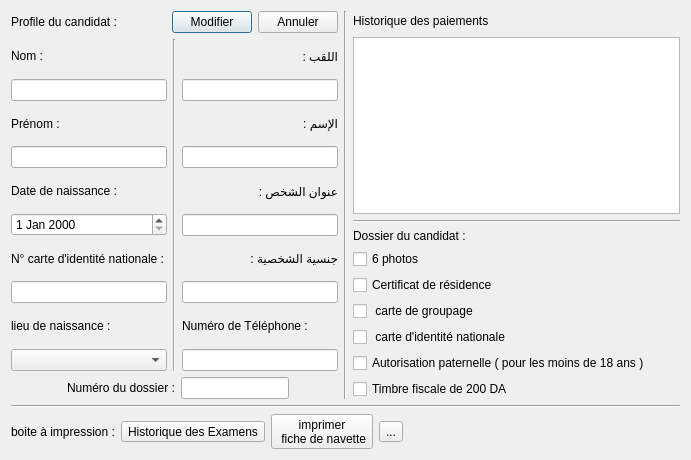
Before: the Qt Designer form Auto_Ecole/candidat/profilcandidat.ui in AmineHouari98/auto_Ecole, drawn with Qt 5.
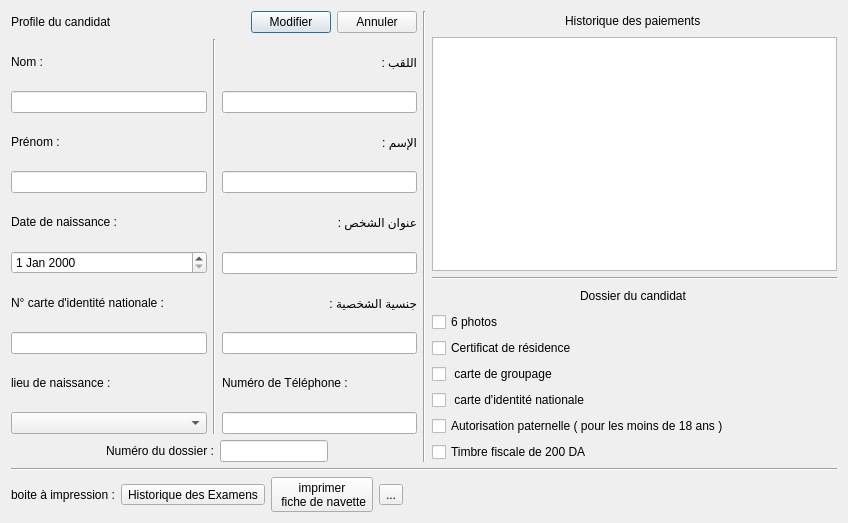
After: the same form once the commit is applied. Icons and pictures are not drawn.

```diff
--- a/Auto_Ecole/candidat/profilcandidat.ui
+++ b/Auto_Ecole/candidat/profilcandidat.ui
@@ -6,8 +6,8 @@
    <rect>
     <x>0</x>
     <y>0</y>
-    <width>691</width>
-    <height>460</height>
+    <width>848</width>
+    <height>523</height>
    </rect>
   </property>
   <property name="windowTitle">
@@ -28,7 +28,7 @@
            <item>
             <widget class="QLabel" name="label_3">
              <property name="text">
-              <string>Profile du candidat :</string>
+              <string>Profile du candidat</string>
              </property>
             </widget>
            </item>
@@ -291,6 +291,19 @@
         <layout class="QVBoxLayout" name="verticalLayout_30">
          <item>
           <layout class="QHBoxLayout" name="horizontalLayout_13">
+           <item>
+            <spacer name="horizontalSpacer_3">
+             <property name="orientation">
+              <enum>Qt::Horizontal</enum>
+             </property>
+             <property name="sizeHint" stdset="0">
+              <size>
+               <width>40</width>
+               <height>20</height>
+              </size>
+             </property>
+            </spacer>
+           </item>
            <item>
             <widget class="QLabel" name="label_2">
              <property name="text">
@@ -326,11 +339,41 @@
          <item>
           <layout class="QVBoxLayout" name="verticalLayout_31">
            <item>
+            <layout class="QHBoxLayout" name="horizontalLayout">
+             <item>
+              <spacer name="horizontalSpacer">
+               <property name="orientation">
+                <enum>Qt::Horizontal</enum>
+               </property>
+               <property name="sizeHint" stdset="0">
+                <size>
+                 <width>40</width>
+                 <height>20</height>
+                </size>
+               </property>
+              </spacer>
+             </item>
+             <item>
             <widget class="QLabel" name="label_4">
              <property name="text">
-              <string>Dossier du candidat :</string>
-             </property>
-            </widget>
+                <string>Dossier du candidat </string>
+               </property>
+              </widget>
+             </item>
+             <item>
+              <spacer name="horizontalSpacer_2">
+               <property name="orientation">
+                <enum>Qt::Horizontal</enum>
+               </property>
+               <property name="sizeHint" stdset="0">
+                <size>
+                 <width>40</width>
+                 <height>20</height>
+                </size>
+               </property>
+              </spacer>
+             </item>
+            </layout>
            </item>
            <item>
             <widget class="QCheckBox" name="checkBox_3">
@@ -390,14 +433,14 @@
      <item>
       <layout class="QHBoxLayout" name="horizontalLayout_14">
        <item>
+        <layout class="QHBoxLayout" name="horizontalLayout_15">
+         <item>
         <widget class="QLabel" name="label">
          <property name="text">
           <string>boite à impression :</string>
          </property>
         </widget>
        </item>
-       <item>
-        <layout class="QHBoxLayout" name="horizontalLayout_15">
          <item>
           <widget class="QToolButton" name="toolbtn_histExams">
            <property name="text">
```
Lines whose indentation alone changed are shown as unchanged.
